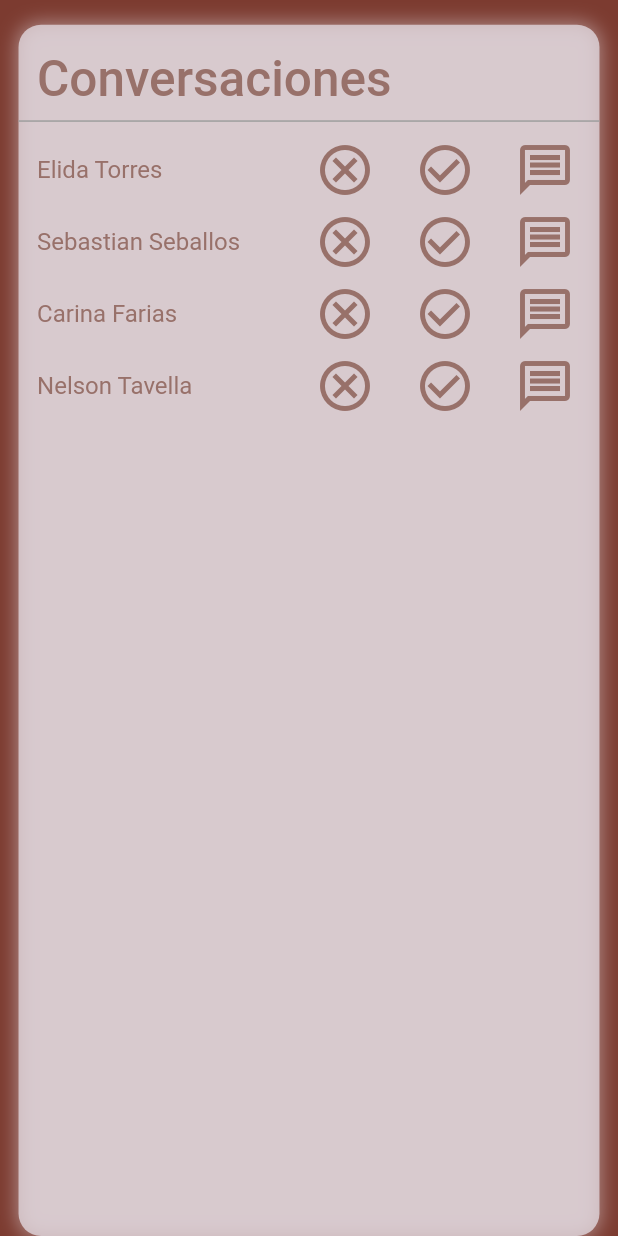
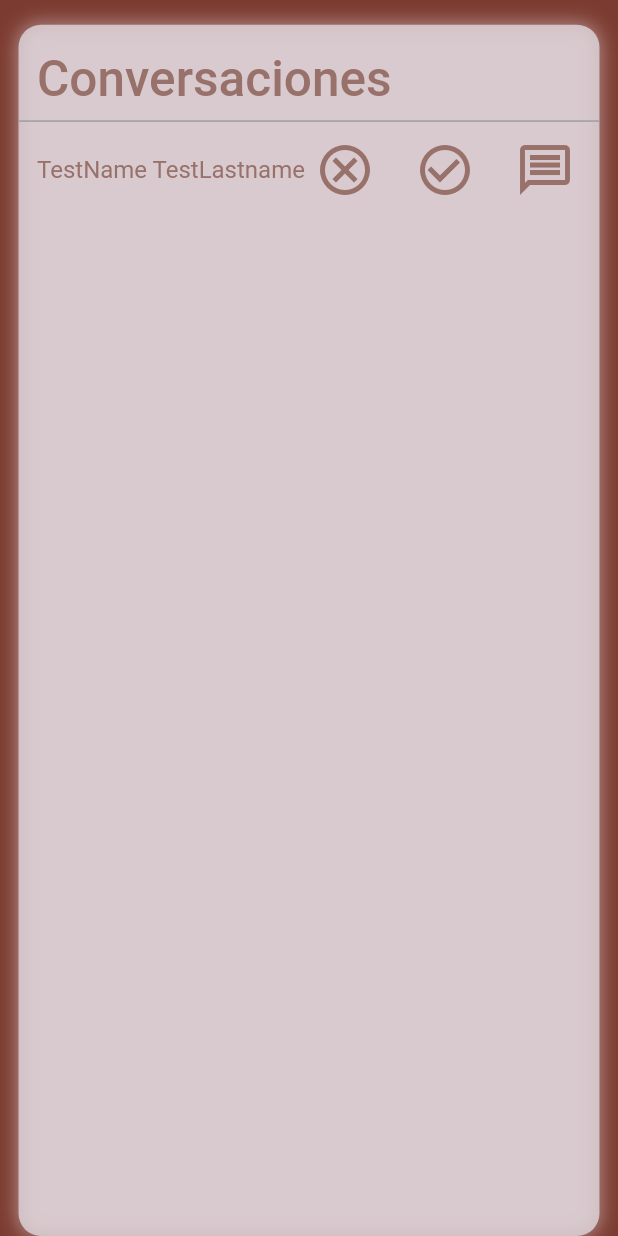
Before and after one commit to Tsuryu/arreglapp, a Flutter app: the _Chats widget shown alone on an empty page, opened directly, on a phone screen of 412 x 824 dp. Run offline on Flutter 3.47's test engine with Material 2 defaults, Android fonts, the phone set to English and light mode, and no system bars; our stand-ins replace animate_do, flare_flutter, flutter_keyboard_visibility, flutter_swiper, font_awesome_flutter, geolocator and 1 more; missing offline and left inert: flutter_open_whatsapp, flutter_picker, slimy_card.

```diff
--- a/lib/src/pages/my_requests/job_request_page.dart
+++ b/lib/src/pages/my_requests/job_request_page.dart
@@ -34,10 +34,7 @@ class JobRequestPage extends StatelessWidget {
 
 class _Chats extends StatelessWidget {
   final List<UserProfile> userProfiles = [
-    UserProfile(firstName: "Elida", lastName: "Torres", phone: "1153891653"),
-    UserProfile(firstName: "Sebastian", lastName: "Seballos", phone: "1165613345"),
-    UserProfile(firstName: "Carina", lastName: "Farias", phone: "1161132370"),
-    UserProfile(firstName: "Nelson", lastName: "Tavella", phone: "1138712046"),
+    UserProfile(firstName: "TestName", lastName: "TestLastname", phone: "1155223344"),
   ];
 
   @override
```
Also changed, not shown: lib/constants/endpoints.dart (+14 -5 lines).
